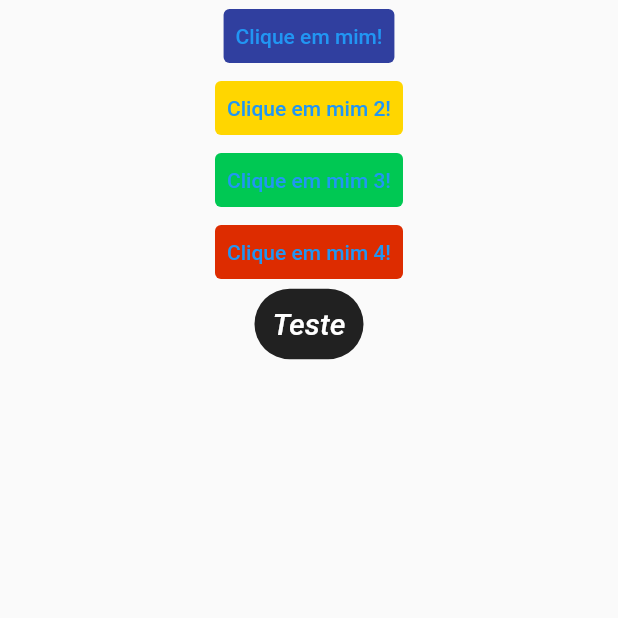
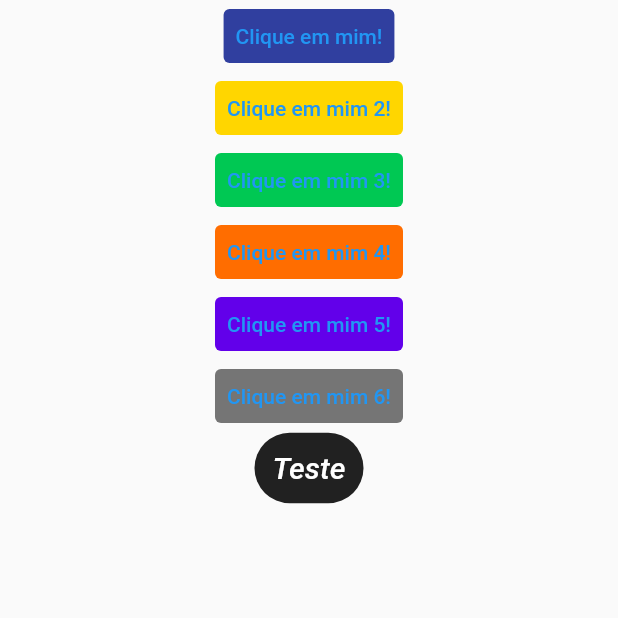
Before and after one commit to davidfffelix/Touch-Music, a Flutter app: the screen it shows after launch, on a phone screen of 412 x 824 dp, the top half of it. Run offline on Flutter 3.47's test engine with Material 2 defaults, Android fonts, the phone set to English and light mode, and no system bars; our stand-ins replace audioplayers.

Commit message:
Insert news buttons]

```diff
--- a/lib/main.dart
+++ b/lib/main.dart
@@ -51,7 +51,7 @@ class MarimbaApp extends StatelessWidget {
 
                 TextButton(
                   style: TextButton.styleFrom(
-                    backgroundColor: Color(0xffdd2c00
+                    backgroundColor: Color(0xffff6d00
                     ),
                   ),
                   onPressed: (){
@@ -59,6 +59,30 @@ class MarimbaApp extends StatelessWidget {
                     player.play('nota4.wav');
                   },
                   child: Text('Clique em mim 4!'),
+                ),
+
+                TextButton(
+                  style: TextButton.styleFrom(
+                    backgroundColor: Color(0xff6200ea
+                    ),
+                  ),
+                  onPressed: (){
+                    final player = AudioCache();
+                    player.play('nota5.wav');
+                  },
+                  child: Text('Clique em mim 5!'),
+                ),
+
+                TextButton(
+                  style: TextButton.styleFrom(
+                    backgroundColor: Color(0xff757575
+                   ),
+                  ),
+                  onPressed: (){
+                      final player = AudioCache();
+                      player.play('nota6.wav');
+                  },
+                  child: Text('Clique em mim 6!'),
                 ),
 
                 TextButton(
```
